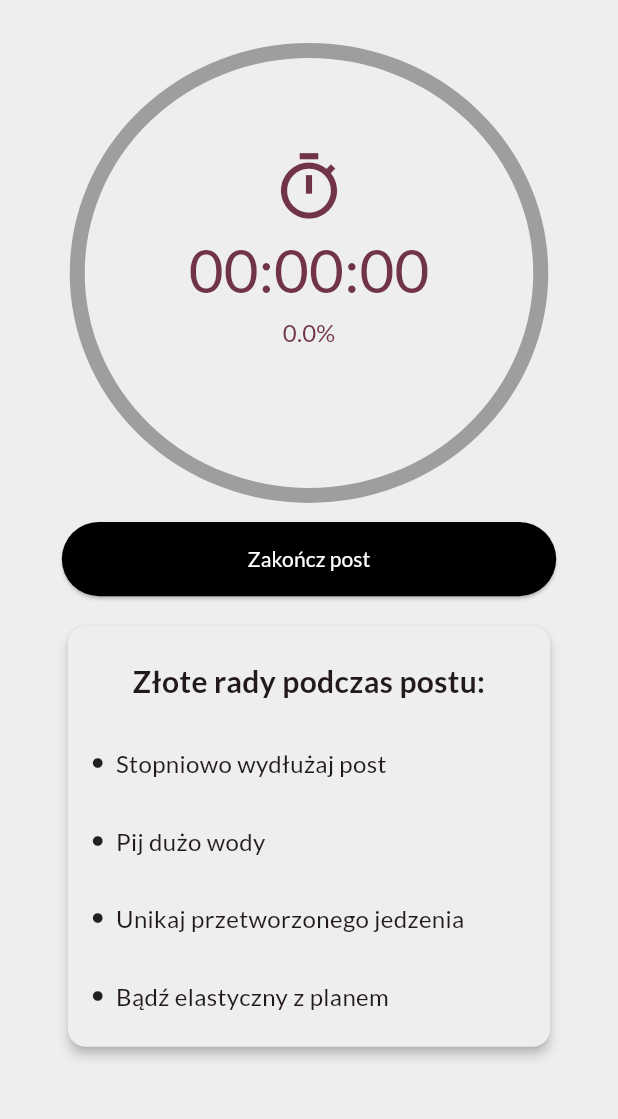
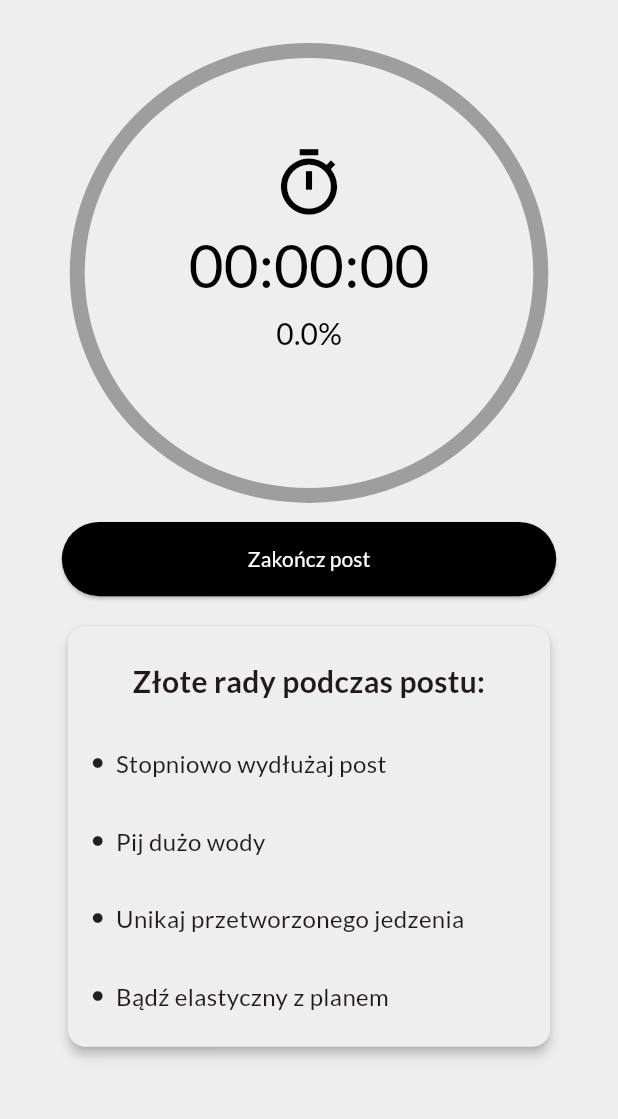
Before and after one commit to Adidadi0112/fasting_app, a Flutter app: the screen it shows after launch, after a tap on an icon or button, on a phone screen of 412 x 824 dp, the part 84-1203 px from its top. Run offline on Flutter 3.47's test engine with Material 3 defaults, Android fonts, the phone set to English and light mode, and no system bars; our stand-ins replace google_fonts.

Commit message:
UI improvments

```diff
--- a/lib/widgets/stopwatch.dart
+++ b/lib/widgets/stopwatch.dart
@@ -30,8 +30,9 @@ class _StoperState extends State<Stoper> {
         isFasting = false;
         _stopwatch.reset();
       }
-    if(!isFasting) {
-      if (_stopwatch.elapsed.inSeconds >= 24 * 60 * 60 - widget.fastingDuration * 60 * 60) {
+      if (!isFasting) {
+        if (_stopwatch.elapsed.inSeconds >=
+            24 * 60 * 60 - widget.fastingDuration * 60 * 60) {
           _stopwatch.stop();
           timer.cancel();
         }
@@ -55,8 +56,9 @@ class _StoperState extends State<Stoper> {
     final totalDurationInSeconds = widget.fastingDuration * 60 * 60;
     final eatingDuration = 24 * 60 * 60 - totalDurationInSeconds;
 
-    final percentageElapsed =
-        (elapsedTimeInSeconds / (isFasting ? totalDurationInSeconds : eatingDuration)) * 100;
+    final percentageElapsed = (elapsedTimeInSeconds /
+            (isFasting ? totalDurationInSeconds : eatingDuration)) *
+        100;
 
     final time =
         '${_stopwatch.elapsed.inHours.toString().padLeft(2, '0')}:${(_stopwatch.elapsed.inMinutes % 60).toString().padLeft(2, '0')}:${(_stopwatch.elapsed.inSeconds % 60).toString().padLeft(2, '0')}';
@@ -80,9 +82,19 @@ class _StoperState extends State<Stoper> {
           child: Column(
             mainAxisAlignment: MainAxisAlignment.center,
             children: <Widget>[
-              isFasting ? const Icon(Icons.timer_outlined, size: 50) : const Icon(Icons.fastfood_outlined, size: 50),
-              Text(time, style: const TextStyle(fontSize: 40)),
-              Text('${percentageElapsed.toStringAsFixed(1)}%'),
+              isFasting
+                  ? const Icon(
+                      Icons.timer_outlined,
+                      size: 50,
+                      color: Colors.black,
+                    )
+                  : const Icon(
+                      Icons.fastfood_outlined,
+                      size: 50,
+                      color: Colors.black,
+                    ),
+              Text(time, style: const TextStyle(fontSize: 40, color: Colors.black)),
+              Text('${percentageElapsed.toStringAsFixed(1)}%', style: const TextStyle(fontSize: 20, color: Colors.black)),
               const SizedBox(height: 30)
             ],
           ),
```
Also changed, not shown: example/fasting_choice.jpg (added), example/fasting_stopwatch.jpg (added). Lines whose indentation alone changed are shown as unchanged.
